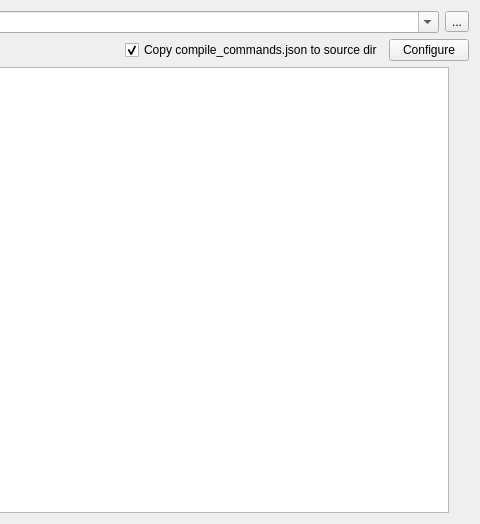
First picture: the form in addons/cmake-tools/cmaketoolswidget.ui, repository poa00/kate, before the edit; both pictures show x 535 to 1015 and y 0 to 524 of the 1015 by 524 pixel window.
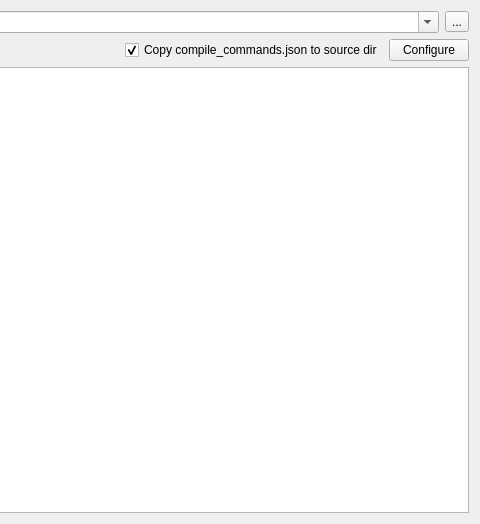
Second picture: the form after the edit.

Commit message: Remove spacer

What changed in the file:
```diff
--- a/addons/cmake-tools/cmaketoolswidget.ui
+++ b/addons/cmake-tools/cmaketoolswidget.ui
@@ -92,23 +92,6 @@
        </property>
       </widget>
      </item>
-     <item>
-      <layout class="QVBoxLayout" name="verticalLayout_2">
-       <item>
-        <spacer name="verticalSpacer_2">
-         <property name="orientation">
-          <enum>Qt::Vertical</enum>
-         </property>
-         <property name="sizeHint" stdset="0">
-          <size>
-           <width>20</width>
-           <height>40</height>
-          </size>
-         </property>
-        </spacer>
-       </item>
-      </layout>
-     </item>
     </layout>
    </item>
   </layout>
```
Left out of the diff: 6 changed lines with no effect on the pictures.
